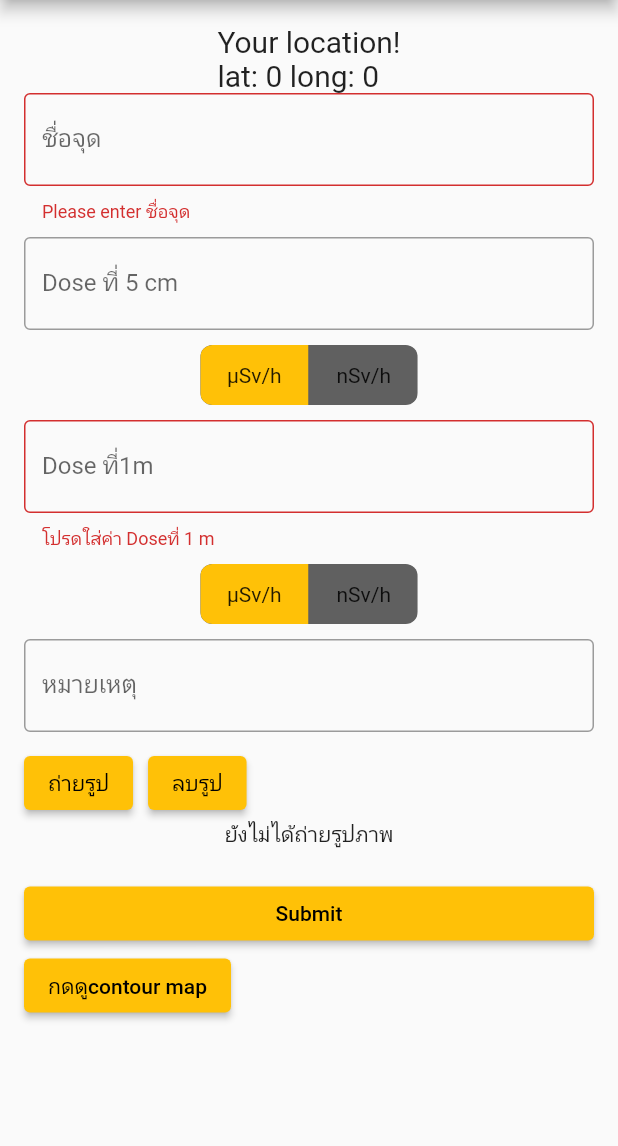
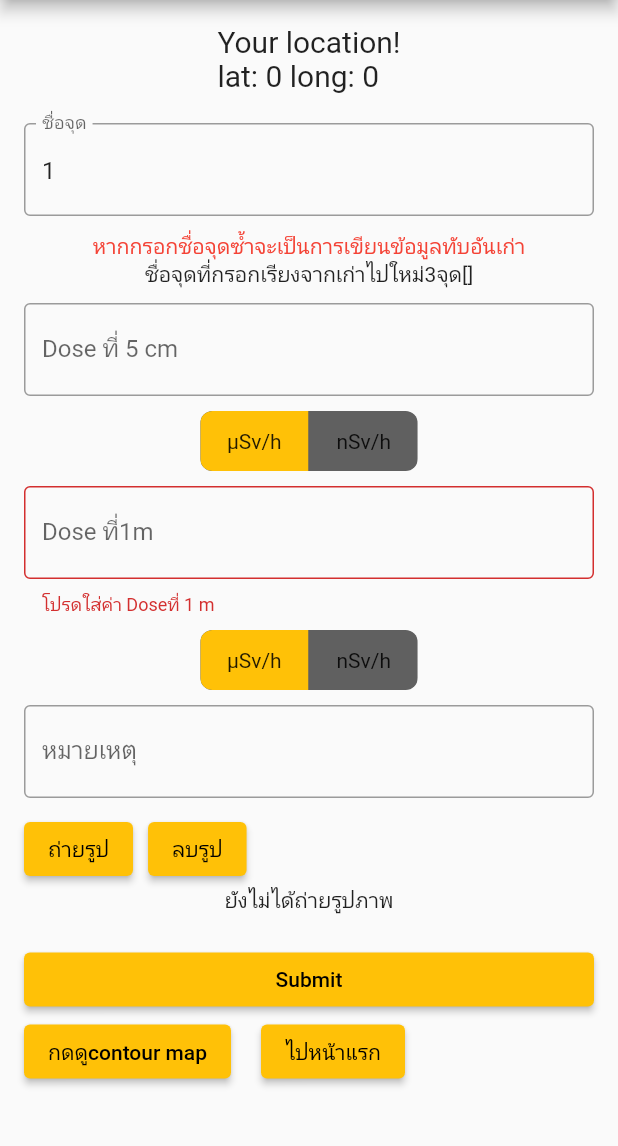
Before and after one commit to manew-c/Radiation-Recording-Application, a Flutter app: the inputpointpage screen opened directly, after a tap on "Submit", on a phone screen of 412 x 824 dp, the part 84-1230 px from its top. Run offline on Flutter 3.47's test engine with Material 2 defaults, Android fonts, the phone set to English and light mode, and no system bars; drawn by our look-alikes of toggle_switch; our stand-ins replace cloud_firestore, firebase_core, firebase_storage, geolocator, google_maps_flutter, image_picker and 2 more; missing offline and left inert: autocomplete_textfield; accounts and stored records are empty.

Commit message:
เพิ่มกันชื่อ และใส่เลขอัตโนมัติ

```diff
--- a/lib/Pages/allvariable.dart
+++ b/lib/Pages/allvariable.dart
@@ -58,7 +58,6 @@ _startclass start = _startclass(
 class _userlocationclass {
   var lat;
   var long;
-
   _userlocationclass({
     required this.lat,
     required this.long,
@@ -69,3 +68,27 @@ _userlocationclass userloca = _userlocationclass(
   lat: 0,
   long: 0,
 );
+
+class MyData {
+  static final MyData _instance = MyData._(); // private constructor
+
+  factory MyData() => _instance;
+
+  MyData._(); // private constructor
+  final _listoldpoint = <String>[];
+  List<String> get listoldpoint => _listoldpoint;
+}
+
+class COUTERS {
+  static final COUTERS _instance = COUTERS._(); // private constructor
+
+  factory COUTERS() => _instance;
+
+  COUTERS._(); // private constructor
+  var _counter = 1;
+  int get counter => _counter;
+
+  void incrementCounter() {
+    _counter++;
+  }
+}
--- a/lib/Pages/inputpointdatapage.dart
+++ b/lib/Pages/inputpointdatapage.dart
@@ -8,6 +8,7 @@ import 'package:toggle_switch/toggle_switch.dart'; //ปุ่มแบบtoggle
 import 'package:image_picker/image_picker.dart'; //อัพรูปภาพ
 import 'dart:io'; //ใช้ fileได้
 import 'package:firebase_storage/firebase_storage.dart'; //อัพรรูป
+import 'package:flutter_application_1/main.dart';
 
 class inputpointpage extends StatefulWidget {
   const inputpointpage({super.key});
@@ -38,6 +39,52 @@ class _inputpointPageState extends State<inputpointpage> {
     }
   }
 
+  final _setpointname = <String>{};
+  Future<void> fetchDatapointname() async {
+    try {
+      await FirebaseFirestore.instance
+          .collection('ไซต์งาน')
+          .doc(start.selectedworksite)
+          .collection('ผู้วัดรังสี')
+          .doc(start.selectedusername)
+          .collection('หัววัด')
+          .doc(start.selecteddetector)
+          .collection('ชื่อจุด')
+          .get()
+          .then((querySnapshot) {
+        for (var result in querySnapshot.docs) {
+          _setpointname.add(result.id);
+        }
+      });
+    } catch (e) {
+      debugPrint('หาชื่อจุดไม่ได้');
+    }
+  }
+
+  Object findLatestNumber(s) {
+    List sx = s.toList();
+    try {
+      int x = -1;
+      for (var i in sx) {
+        if (i is num || isFloat(i)) {
+          x = i;
+        }
+      }
+      debugPrint('อยู่ในtry' + x.toString());
+      return x;
+    } catch (e) {
+      debugPrint('อยู่ในcatch' + sx.toString());
+      return 'ยังไม่มีชื่อจุดตัวเลข';
+    }
+  }
+
+  void updateoldpoint(x) {
+    MyData().listoldpoint.add(x);
+    if (MyData().listoldpoint.length > 3) {
+      MyData().listoldpoint.removeAt(0);
+    }
+  }
+
   DocumentReference<Map<String, dynamic>> detectordatabase = FirebaseFirestore
       .instance
       .collection('หัววัดall')
@@ -51,6 +98,8 @@ class _inputpointPageState extends State<inputpointpage> {
 
   @override
   Widget build(BuildContext context) {
+    fetchDatapointname();
+    findLatestNumber(_setpointname);
     return Scaffold(
       appBar: AppBar(
         title: Flexible(
@@ -83,20 +132,38 @@ class _inputpointPageState extends State<inputpointpage> {
                     style: TextStyle(fontSize: 20),
                     textAlign: TextAlign.left,
                   ),*/
+                  const SizedBox(height: 20),
                   TextFormField(
                     decoration: const InputDecoration(
                       hintText: 'กรอกชื่อจุด',
                       labelText: 'ชื่อจุด',
                       border: OutlineInputBorder(),
                     ),
+                    initialValue: COUTERS().counter.toString(),
                     validator: (value) {
                       if (value! == '') {
                         return 'Please enter ชื่อจุด';
                       }
+                      if (_setpointname.contains(value) == true) {
+                        return 'มีชื่อจุดนี้แล้ว';
+                      }
                       return null;
                     },
-                    onSaved: (value) => MAP.pointname = (value!),
+                    onSaved: (value) {
+                      MAP.pointname = (value!);
+                    },
                   ),
+
+                  const SizedBox(height: 10),
+                  Text(
+                    'หากกรอกชื่อจุดซ้ำจะเป็นการเขียนข้อมูลทับอันเก่า',
+                    style: TextStyle(
+                      color: Colors.red,
+                    ),
+                  ),
+
+                  Text('ชื่อจุดที่กรอกเรียงจากเก่าไปใหม่3จุด' +
+                      MyData().listoldpoint.toString()),
                   const SizedBox(height: 10),
 
                   TextFormField(
@@ -233,16 +300,14 @@ class _inputpointPageState extends State<inputpointpage> {
                       }
                     },
                   ),
-
-                  /*SizedBox(
-                                                child: Text(
-                                                    _pickedImageName ?? 'No image selected')),*/
-
                   const SizedBox(height: 20),
                   ElevatedButton(
                     onPressed: () async {
-                      if (_formKey.currentState!.validate() &&
-                          _pickedImage?.path != null) {
+                      fetchDatapointname();
+                      debugPrint('เซ็ตชื่่อจุด' + _setpointname.toString());
+                      findLatestNumber(_setpointname);
+
+                      if (_formKey.currentState!.validate()) {
                         _formKey.currentState!.save();
                         final DocumentSnapshot<Map<String, dynamic>> snapshot =
                             await getDetectorName();
@@ -251,6 +316,7 @@ class _inputpointPageState extends State<inputpointpage> {
                             dato!['conversionfactor'].toDouble();
                         CollectionReference siteandprovind =
                             FirebaseFirestore.instance.collection('ไซต์งาน');
+                        if (_pickedImage?.path != null) {
                           siteandprovind
                               .doc(start.selectedworksite)
                               .collection('ผู้วัดรังสี')
@@ -290,24 +356,10 @@ class _inputpointPageState extends State<inputpointpage> {
                           } catch (e) {
                             debugPrint('ส่งรูปไม่ได้');
                             debugPrint(_pickedImage!.path);
-                        } //อันนี้ของtry
-                        _formKey.currentState!.reset();
-
-                        ScaffoldMessenger.of((context)).showSnackBar(SnackBar(
-                          content: Text(
-                              'บันทึกจุด${MAP.pointname}เรียบร้อย  Doseที่5cm ${MAP.dose5cm}  Doseที่1m ${MAP.dose1m}'),
-                          duration: const Duration(seconds: 5),
-                        ));
-                      } else if (_formKey.currentState!.validate() &&
-                          _pickedImage?.path == null) {
-                        _formKey.currentState!.save();
-                        final DocumentSnapshot<Map<String, dynamic>> snapshot =
-                            await getDetectorName();
-                        final Map<String, dynamic>? dato = snapshot.data();
-                        final double conversion =
-                            dato!['conversionfactor'].toDouble();
-                        CollectionReference siteandprovind =
-                            FirebaseFirestore.instance.collection('ไซต์งาน');
+                          }
+                        } //ifอันเล็ก
+                        //ข้างล่างไม่มีรูป
+                        else if (_pickedImage?.path == null) {
                           siteandprovind
                               .doc(start.selectedworksite)
                               .collection('ผู้วัดรังสี')
@@ -329,14 +381,25 @@ class _inputpointPageState extends State<inputpointpage> {
                             'time': Timestamp.now(),
                             'picpath': 'ไม่ได้ถ่ายรูป',
                           });
+                        } //จบ if อันที่2 ข้างล่างคือifใหญ่
+                        updateoldpoint(MAP.pointname); //แสดงชื่อจุดที่เคยกรอก
+                        debugPrint(
+                            'ชื่อจุด' + MyData().listoldpoint.toString());
+
                         _formKey.currentState!.reset();
+
+                        setState(() {
+                          if (isFloat(MAP.pointname) == true) {
+                            COUTERS().incrementCounter();
+                          }
+                        }); //ชื่อจุดบวก1เรื่อยๆ
 
                         ScaffoldMessenger.of((context)).showSnackBar(SnackBar(
                           content: Text(
                               'บันทึกจุด${MAP.pointname}เรียบร้อย  Doseที่5cm ${MAP.dose5cm}  Doseที่1m ${MAP.dose1m}'),
                           duration: const Duration(seconds: 5),
                         ));
-                      }
+                      } //นี้คือจบifอันใหญ่สุด
                     },
                     child: const Center(child: Text("Submit")),
                   ),
@@ -354,16 +417,18 @@ class _inputpointPageState extends State<inputpointpage> {
                         },
                         child: const Text('กดดูcontour map'),
                       ),
-                      const SizedBox(width: 10),
-                      /*ElevatedButton(
-                        child: const Text(
-                          "Close",
-                          style: TextStyle(fontSize: 20),
+                      const SizedBox(width: 20),
+                      ElevatedButton(
+                        onPressed: () async {
+                          Navigator.push(
+                              context,
+                              MaterialPageRoute(
+                                builder: (context) =>
+                                    const MyHomePage(), //เปลี่ยนหน้autoตรงนนี้จ้า
+                              ));
+                        },
+                        child: const Text('ไปหน้าแรก'),
                       ),
-                        onPressed: () {
-                          Navigator.of(context).pop();
-                        },
-                      ),*/
                     ],
                   ),
                 ],
--- a/lib/Pages/map2.dart
+++ b/lib/Pages/map2.dart
@@ -60,6 +60,10 @@ class _Maps2PageState extends State<Maps2Page> {
     return userlocation;
   }
 
+  Future<void> _updatelocation() async {
+    userlocation = await Geolocator.getCurrentPosition();
+  }
+
   @override
   Widget build(BuildContext context) {
     return Scaffold(
@@ -106,10 +110,17 @@ class _Maps2PageState extends State<Maps2Page> {
         children: [
           FloatingActionButton.extended(
             onPressed: () {
+              _updatelocation();
               mapController.animateCamera(CameraUpdate.newLatLngZoom(
                   LatLng(userlocation.latitude, userlocation.longitude), 18));
+
               userloca.lat = userlocation.latitude;
               userloca.long = userlocation.longitude;
+              debugPrint('lat =' + userlocation.latitude.toString());
+              ScaffoldMessenger.of((context)).showSnackBar(SnackBar(
+                content: Text('lat =' + userlocation.latitude.toString()),
+                duration: const Duration(seconds: 5),
+              ));
               Navigator.push(
                   context,
                   MaterialPageRoute(
```
Lines whose indentation alone changed are shown as unchanged.
